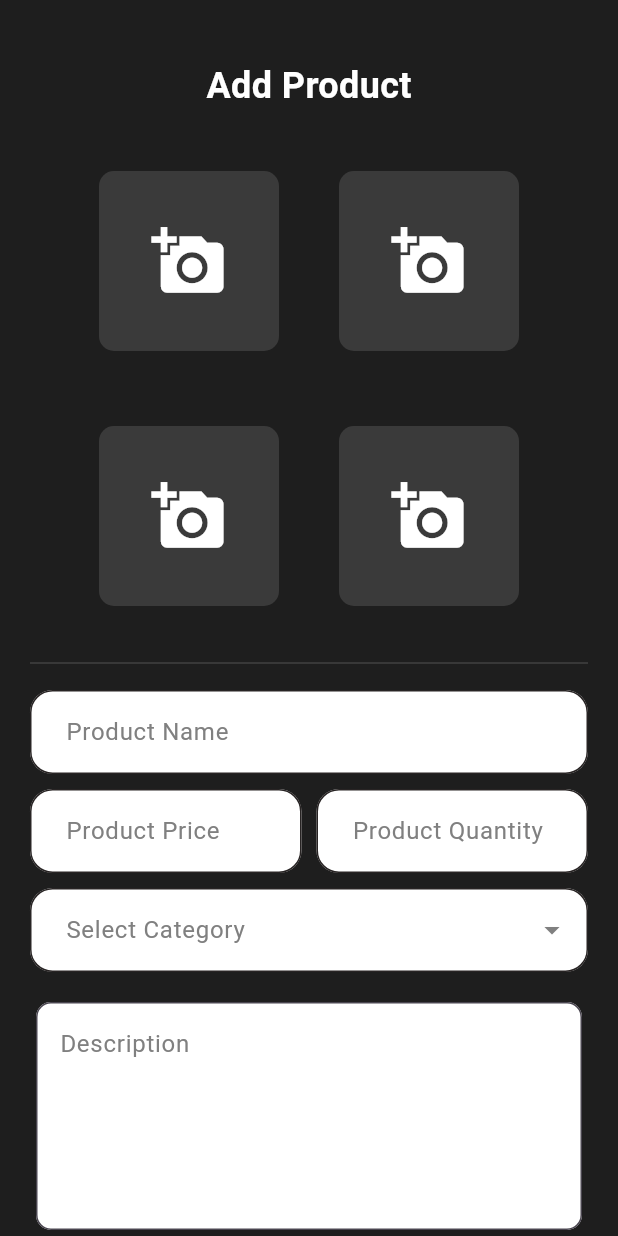
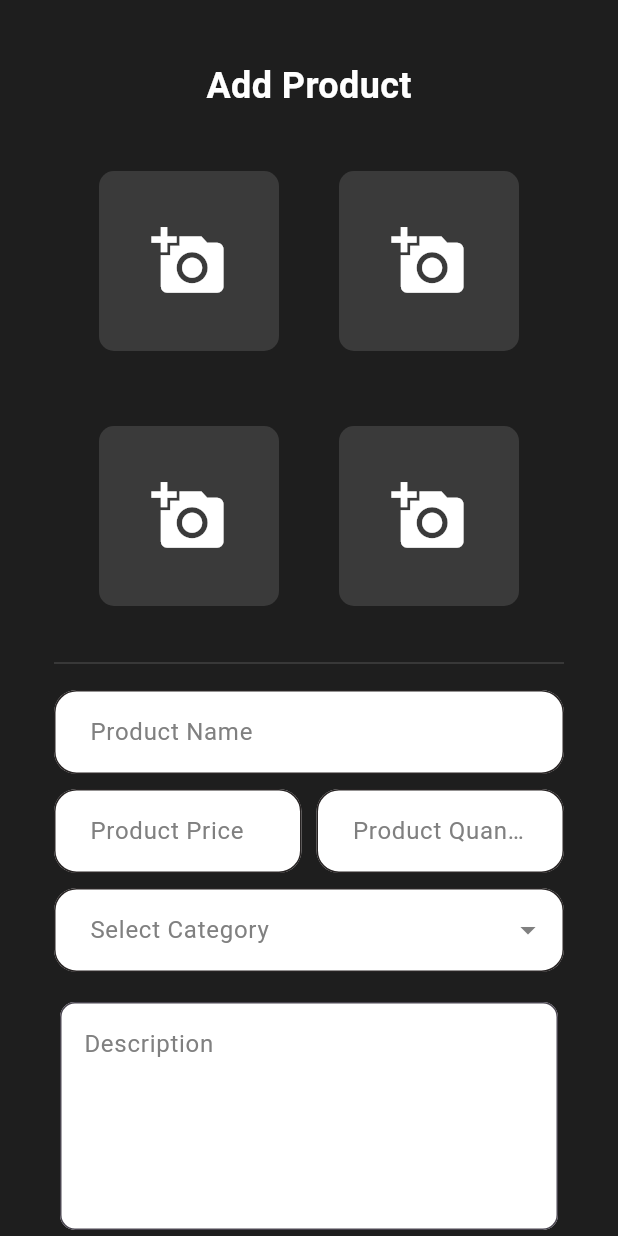
Before and after one commit to JomonJohnson9567/Mini_Wheelz_Admin, a Flutter app: the AddProductPage screen opened directly, on a phone screen of 412 x 824 dp. Run offline on Flutter 3.47's test engine with Material 3 defaults, Android fonts, the phone set to English and light mode, and no system bars; our stand-ins replace bloc, cloud_firestore, equatable, firebase_auth, firebase_core, flutter_bloc and 1 more; accounts and stored records are empty; network calls fail.

```diff
--- a/lib/common/bottom_navbar/bottom_nav.dart
+++ b/lib/common/bottom_navbar/bottom_nav.dart
@@ -5,6 +5,7 @@ import 'package:mini_wheelz/presentation/add_item/pages/add_option.dart';
 import 'package:mini_wheelz/presentation/home/pages/home.dart';
 import 'package:mini_wheelz/presentation/nottification/pages/notifications.dart';
 import 'package:mini_wheelz/presentation/order_history/pages/orders.dart';
+import 'package:mini_wheelz/presentation/product_view/product_viewpage.dart';
 import 'package:persistent_bottom_nav_bar/persistent_bottom_nav_bar.dart';
 import 'package:mini_wheelz/presentation/profile_page/page/profie_page.dart';
 import 'package:mini_wheelz/common/bottom_navbar/bloc/navigation_cubit.dart';
@@ -59,7 +60,7 @@ class _BottomNavBarState extends State<BottomNavBar> {
 
   List<Widget> _buildScreens() => [
     const HomePage(),
-    const OrdersPage(),
+    const ProductViewpage(),
     AddOptionsDialog(), // Placeholder for Add button (shows popup instead)
     const NotificationsPage(),
     Profilescreen(
--- a/lib/presentation/add_item/widgets/quick_stack.dart
+++ b/lib/presentation/add_item/widgets/quick_stack.dart
@@ -31,7 +31,7 @@ class QuickStackItems extends StatelessWidget {
               // Categories Count
               Expanded(
                 child: buildStatCard(
-                  count: '12',
+                  count: '00',
                   label: 'Categories',
                   icon: Icons.category_rounded,
                   gradient: const LinearGradient(
@@ -46,7 +46,7 @@ class QuickStackItems extends StatelessWidget {
               // Products Count
               Expanded(
                 child: buildStatCard(
-                  count: '248',
+                  count: '00',
                   label: 'Products',
                   icon: Icons.inventory_2_rounded,
                   gradient: const LinearGradient(
--- a/lib/presentation/add_product/pages/add_product.dart
+++ b/lib/presentation/add_product/pages/add_product.dart
@@ -17,46 +17,37 @@ class AddProductPage extends StatelessWidget {
   @override
   Widget build(BuildContext context) {
     return Scaffold(
+      resizeToAvoidBottomInset: true, // very important
       backgroundColor: AppColors.background,
       body: SafeArea(
         child: SingleChildScrollView(
-          padding: const EdgeInsets.only(bottom: 30),
+          // Adjust bottom padding dynamically when keyboard opens
+          padding: EdgeInsets.only(
+            left: 16,
+            right: 16,
+            bottom: MediaQuery.of(context).viewInsets.bottom + 20,
+          ),
           child: Form(
             key: addProductFormKey,
             child: Column(
               crossAxisAlignment: CrossAxisAlignment.start,
               children: [
                 const SizedBox(height: 40),
-                //Header Text
                 const HeaderText(title: 'Add Product'),
                 const SizedBox(height: 20),
-
-                // Image Grid Column
-                ImageGridColumn(),
+                const ImageGridColumn(),
                 const SizedBox(height: 10),
-
-                // Divider Widget
                 DividerWidget(color: AppColors.divider),
                 const SizedBox(height: 10),
-
-                // Product Price Widget
-                ProductPriceWidget(),
+                const ProductPriceWidget(),
                 const SizedBox(height: 10),
-
-                // Product Price and Quantity Widget
-                ProductPriceAndQTYWidget(),
+                const ProductPriceAndQTYWidget(),
                 const SizedBox(height: 10),
-
-                // Category Selection Widget
-                CategorySelectionWidget(),
+                const CategorySelectionWidget(),
                 const SizedBox(height: 20),
-
-                // Description Widget
-                DescriptionWidget(),
+                const DescriptionWidget(),
                 const SizedBox(height: 20),
-
-                //Button Widget
-                ButtonWidget(),
+                const ButtonWidget(),
               ],
             ),
           ),
--- a/lib/presentation/auth/login/pages/login.dart
+++ b/lib/presentation/auth/login/pages/login.dart
@@ -102,10 +102,10 @@ class LoginPage extends StatelessWidget {
                     );
                   },
                 ),
+                const SizedBox(height: 16),
 
-                Padding(
-                  padding: const EdgeInsets.only(top: 10.0, left: 220),
-                  child: Row(
+                Center(
+                  child: Column(
                     children: [
                       GestureDetector(
                         onTap: () {
```
Also changed, not shown: lib/presentation/add_item/widgets/out_of_stockcard.dart (+9 -1 lines), lib/presentation/product_view/product_viewpage.dart (added, +21 -0 lines), lib/presentation/profile_page/widgets/profile_menu_list.dart (+5 -16 lines), lib/presentation/auth/signin/pages/signin.dart (line endings or trailing spaces).
